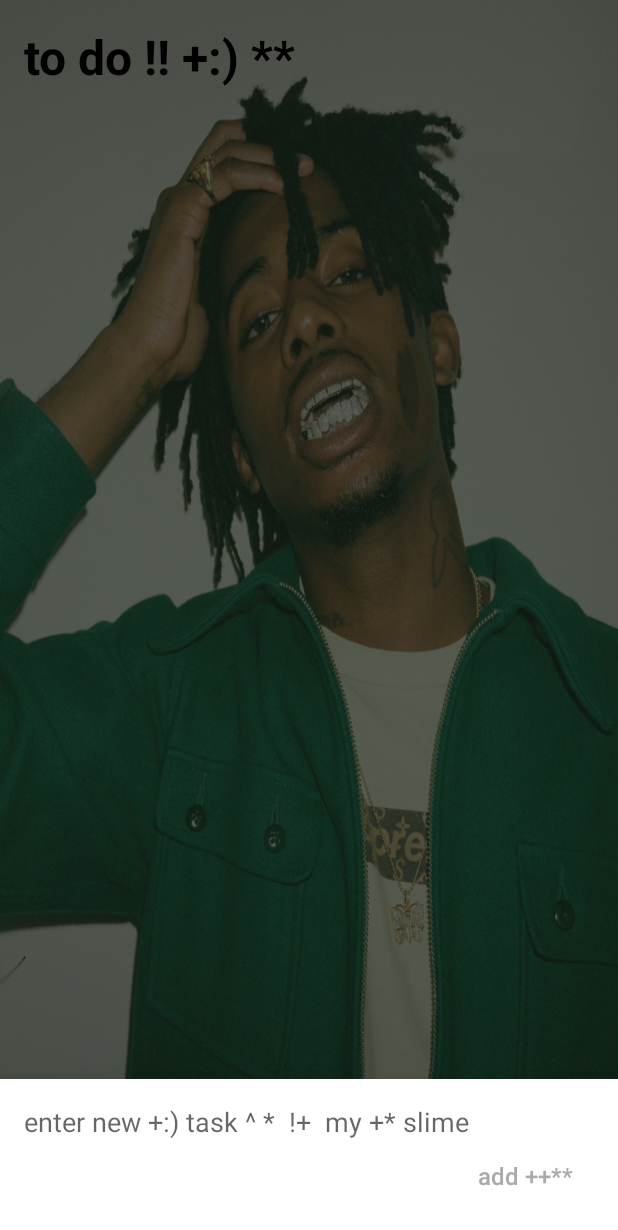
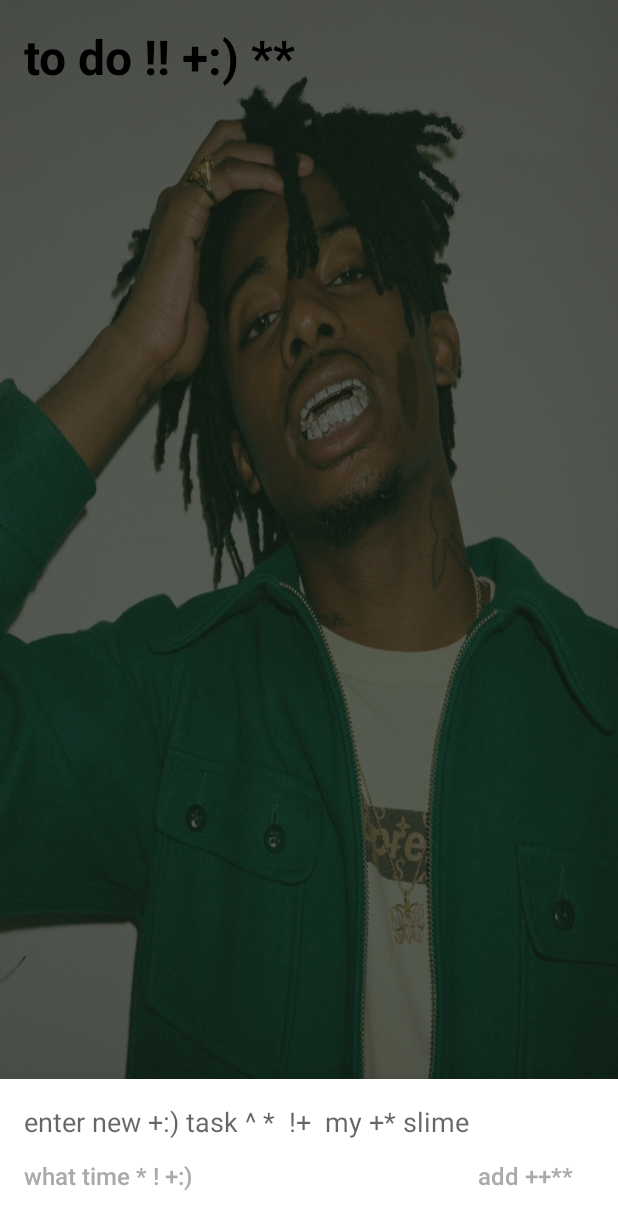
Before and after one commit to ericwu323/Keeping_Up_With_Carti, an Android app: the screen it shows after launch (MainActivity), after a tap on an icon or button, on a phone screen of 412 x 824 dp. Shown: the top 1230 px of the screen. Run offline under Robolectric (Android 15) with nearby library versions, the phone set to English and light mode, and no system bars.

Commit message:
updated carti function and layout for new task

```diff
--- a/app/src/main/java/com/example/keepingupwithcarti/AddTask.java
+++ b/app/src/main/java/com/example/keepingupwithcarti/AddTask.java
@@ -148,7 +148,7 @@ public class AddTask extends BottomSheetDialogFragment {
                     output += input.charAt(i);
 
             }
-            else if(Character.isSpaceChar(input.charAt(i)) || (i+1 == input.length())){
+            if(Character.isSpaceChar(input.charAt(i)) || (i+1 == input.length())){
                 num = random.nextInt(10);
                 if(num == 0)
                     output += "... ";
--- a/app/src/main/res/layout/new_task.xml
+++ b/app/src/main/res/layout/new_task.xml
@@ -33,5 +33,20 @@
         android:textColor="@android:color/darker_gray"
          />
 
+    <Button
+        android:id="@+id/addTimeButton"
+        android:layout_width="wrap_content"
+        android:layout_height="wrap_content"
+        android:layout_below="@+id/textForNewTask"
+        android:layout_alignParentEnd="false"
+        android:layout_alignParentLeft="true"
+        android:background="@android:color/transparent"
+        android:backgroundTint="@android:color/transparent"
+        android:text="what time * ! +:)"
+        android:textAllCaps="false"
+        android:textColor="@android:color/darker_gray"
+        android:textSize="16sp"
+        android:layout_alignParentRight="false" />
+
 
 </RelativeLayout>
```
